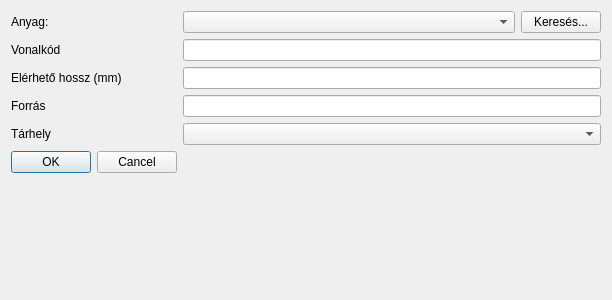
Above: view/dialog/waste/addwastedialog.ui from horvathzoltan/cutplannerpro before the change. Below: the same form after it.
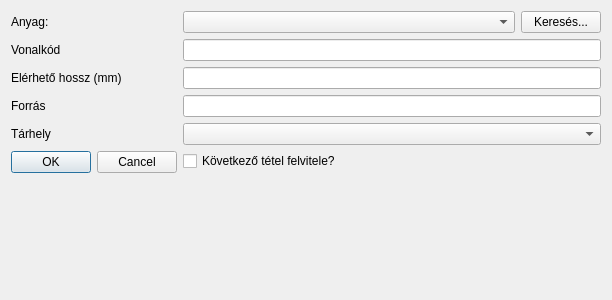
That is the form after the change.

```diff
--- a/view/dialog/waste/addwastedialog.ui
+++ b/view/dialog/waste/addwastedialog.ui
@@ -89,6 +89,13 @@
    <item row="4" column="1">
     <widget class="QComboBox" name="comboStorage"/>
    </item>
+   <item row="7" column="1">
+    <widget class="QCheckBox" name="chk_Repeat">
+     <property name="text">
+      <string>Következő tétel felvitele?</string>
+     </property>
+    </widget>
+   </item>
   </layout>
  </widget>
  <resources/>
```
